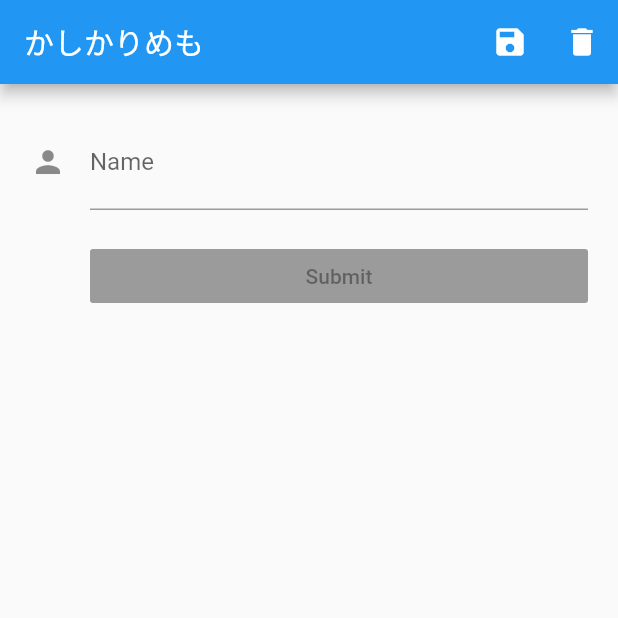
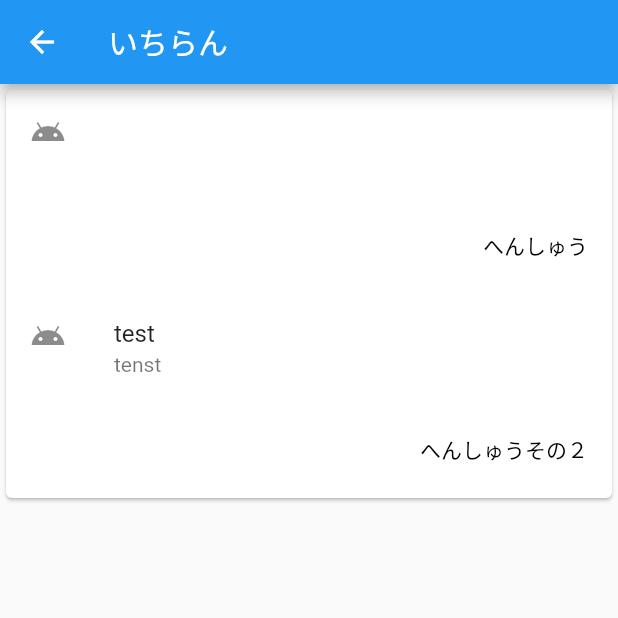
Before and after one commit to kuroponzu/Flutter_App_test, a Flutter app: the screen it shows after launch, after a tap on the "save" icon, on a phone screen of 412 x 824 dp, the top half of it. Run offline on Flutter 3.47's test engine with Material 2 defaults, Android fonts, the phone set to English and light mode, and no system bars.

Commit message:
ページ遷移完成

```diff
--- a/lib/main.dart
+++ b/lib/main.dart
@@ -45,6 +45,12 @@ class _MyInputFormState extends State<InputForm> {
              icon: Icon(Icons.save),
              onPressed: () {
                print(_myController.text);
+               Navigator.push(
+                 context,
+                 MaterialPageRoute(
+                     settings: const RouteSettings(name: "/home"),
+                     builder: (context) => new _List(_myController,_myController2)),
+               );
              },
            ),
            IconButton(
@@ -79,19 +85,68 @@ class _MyInputFormState extends State<InputForm> {
                          labelText: 'Name',
                        ),
                      ),
-
-                     new Container(
-                         padding: const EdgeInsets.only(left: 40.0, top: 20.0),
-                         child: new RaisedButton(
-                           child: const Text('Submit'),
-                           onPressed: null,
-                         )
-                     )
                    ]
                ))
        )
    );
    return titleSection;
  }
+}
+
+class _List extends StatelessWidget{
+
+  final param1;
+  final param2;
+
+  _List(this.param1,this.param2);
+
+  Widget build(BuildContext context){
+    return Scaffold(
+      appBar: AppBar(
+        title: Text("いちらん"),
+      ),
+      body: new Card(
+        child: new Column(
+          mainAxisSize: MainAxisSize.min,
+          children: <Widget>[
+             ListTile(
+              leading: const Icon(Icons.android),
+              title:  Text(param1.text),
+              subtitle:  Text(param2.text),
+            ),
+            new ButtonTheme.bar(
+              child: new ButtonBar(
+                children: <Widget>[
+                  new FlatButton(
+                    child: const Text("へんしゅう"),
+                    onPressed: (){
+                      print("へんしゅうだよ");
+                    },
+                  ),
+                ],
+              )
+            ),
+            const ListTile(
+              leading: const Icon(Icons.android),
+              title: const Text("test"),
+              subtitle: const Text("tenst"),
+            ),
+            new ButtonTheme.bar(
+                child: new ButtonBar(
+                  children: <Widget>[
+                    new FlatButton(
+                      child: const Text('へんしゅうその２'),
+                      onPressed: (){
+                        print("へんしゅうだよその２");
+                      },
+                    ),
+                  ],
+                )
+            )
+          ],
+        )
+      )
+    );
+  }
 
 }
```
